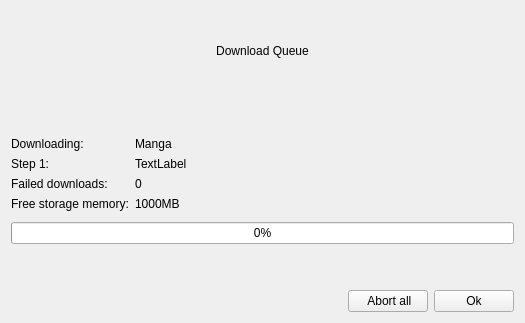
Before: the Qt Designer form widgets/downloadstatusdialog.ui in Rain92/UltimateMangaReader, drawn with Qt 5.
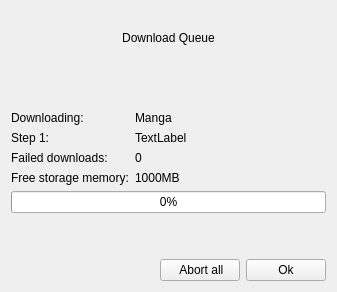
After: the same form once the commit is applied.

What changed in the file:
```diff
--- a/widgets/downloadstatusdialog.ui
+++ b/widgets/downloadstatusdialog.ui
@@ -6,8 +6,8 @@
    <rect>
     <x>0</x>
     <y>0</y>
-    <width>525</width>
-    <height>323</height>
+    <width>337</width>
+    <height>292</height>
    </rect>
   </property>
   <property name="windowTitle">
```
